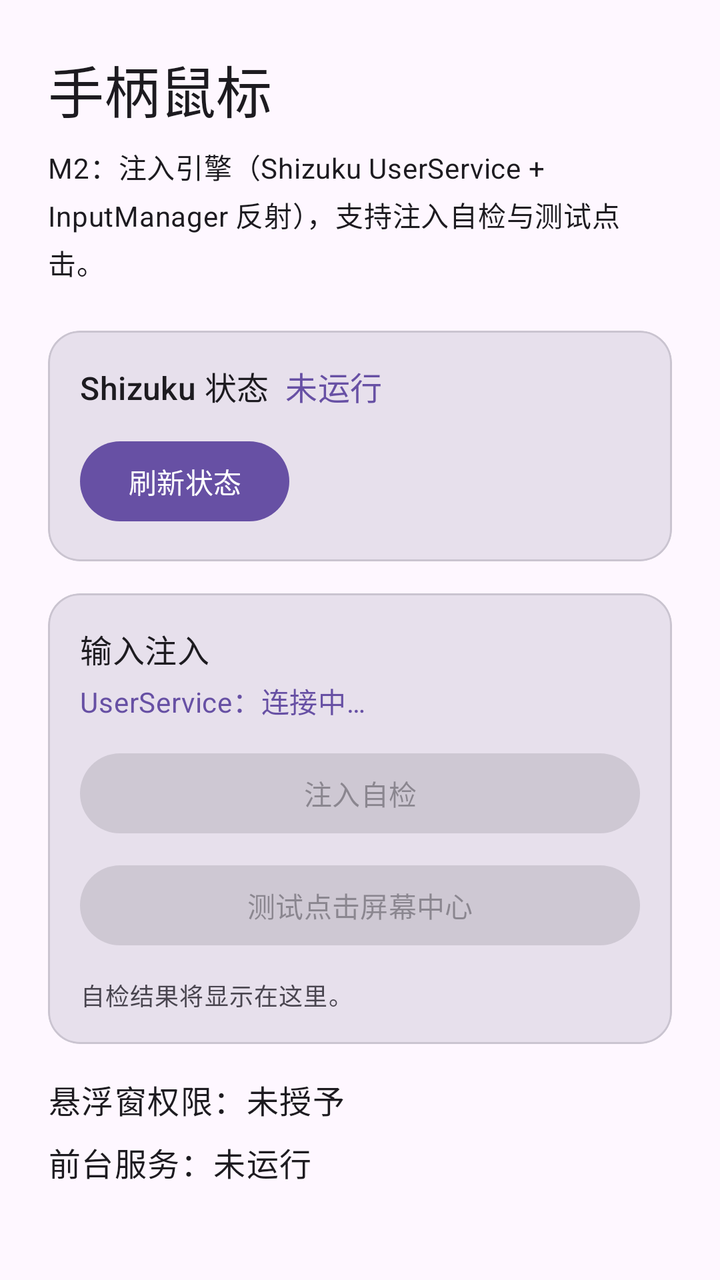
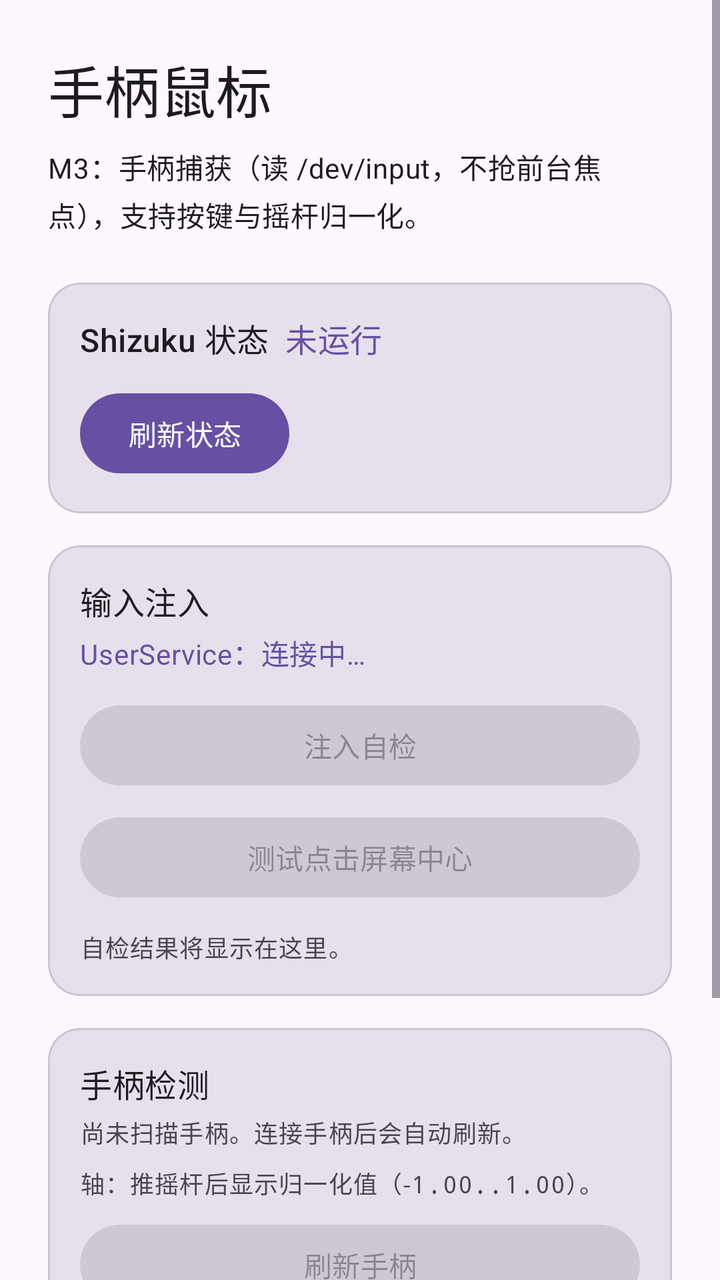

Two renders of the same Android screen: before a commit and after it. Below are the layout's source before the change and the commit's diff.
<!-- AndroidManifest.xml: application theme Theme.PadMouse -->
<!-- res/layout/activity_main.xml -->
<?xml version="1.0" encoding="utf-8"?>
<LinearLayout xmlns:android="http://schemas.android.com/apk/res/android"
    xmlns:app="http://schemas.android.com/apk/res-auto"
    android:layout_width="match_parent"
    android:layout_height="match_parent"
    android:orientation="vertical"
    android:padding="24dp">

    <TextView
        android:layout_width="wrap_content"
        android:layout_height="wrap_content"
        android:text="@string/main_title"
        android:textAppearance="?attr/textAppearanceHeadlineMedium" />

    <TextView
        android:layout_width="wrap_content"
        android:layout_height="wrap_content"
        android:layout_marginTop="8dp"
        android:text="@string/main_placeholder_hint"
        android:textAppearance="?attr/textAppearanceBodyMedium" />

    <com.google.android.material.card.MaterialCardView
        android:layout_width="match_parent"
        android:layout_height="wrap_content"
        android:layout_marginTop="24dp"
        app:cardBackgroundColor="?attr/colorSurfaceVariant"
        app:cardCornerRadius="16dp"
        app:cardElevation="0dp">

        <LinearLayout
            android:layout_width="match_parent"
            android:layout_height="wrap_content"
            android:orientation="vertical"
            android:padding="16dp">

            <LinearLayout
                android:layout_width="match_parent"
                android:layout_height="wrap_content"
                android:gravity="center_vertical"
                android:orientation="horizontal">

                <TextView
                    android:layout_width="wrap_content"
                    android:layout_height="wrap_content"
                    android:text="@string/shizuku_status_label"
                    android:textAppearance="?attr/textAppearanceTitleMedium" />

                <TextView
                    android:id="@+id/shizuku_status_value"
                    android:layout_width="wrap_content"
                    android:layout_height="wrap_content"
                    android:layout_marginStart="8dp"
                    android:text="@string/shizuku_status_not_running"
                    android:textAppearance="?attr/textAppearanceTitleMedium"
                    android:textColor="?attr/colorPrimary" />

            </LinearLayout>

            <TextView
                android:id="@+id/shizuku_hint"
                android:layout_width="match_parent"
                android:layout_height="wrap_content"
                android:layout_marginTop="8dp"
                android:textAppearance="?attr/textAppearanceBodyMedium"
                android:visibility="gone" />

            <LinearLayout
                android:layout_width="match_parent"
                android:layout_height="wrap_content"
                android:layout_marginTop="12dp"
                android:orientation="horizontal">

                <Button
                    android:id="@+id/button_refresh_shizuku"
                    android:layout_width="wrap_content"
                    android:layout_height="wrap_content"
                    android:text="@string/shizuku_action_refresh" />

                <Button
                    android:id="@+id/button_request_shizuku"
                    android:layout_width="wrap_content"
                    android:layout_height="wrap_content"
                    android:layout_marginStart="8dp"
                    android:text="@string/shizuku_action_request"
                    android:visibility="gone" />

                <Button
                    android:id="@+id/button_install_shizuku"
                    android:layout_width="wrap_content"
                    android:layout_height="wrap_content"
                    android:layout_marginStart="8dp"
                    android:text="@string/shizuku_action_install"
                    android:visibility="gone" />

            </LinearLayout>

        </LinearLayout>

    </com.google.android.material.card.MaterialCardView>

    <com.google.android.material.card.MaterialCardView
        android:layout_width="match_parent"
        android:layout_height="wrap_content"
        android:layout_marginTop="16dp"
        app:cardBackgroundColor="?attr/colorSurfaceVariant"
        app:cardCornerRadius="16dp"
        app:cardElevation="0dp">

        <LinearLayout
            android:layout_width="match_parent"
            android:layout_height="wrap_content"
            android:orientation="vertical"
            android:padding="16dp">

            <TextView
                android:layout_width="wrap_content"
                android:layout_height="wrap_content"
                android:text="@string/inject_card_title"
                android:textAppearance="?attr/textAppearanceTitleMedium" />

            <TextView
                android:id="@+id/inject_service_status"
                android:layout_width="match_parent"
                android:layout_height="wrap_content"
                android:layout_marginTop="4dp"
                android:text="@string/inject_service_status_connecting"
                android:textAppearance="?attr/textAppearanceBodyMedium"
                android:textColor="?attr/colorPrimary" />

            <Button
                android:id="@+id/button_self_test"
                android:layout_width="match_parent"
                android:layout_height="wrap_content"
                android:layout_marginTop="12dp"
                android:enabled="false"
                android:text="@string/inject_action_self_test" />

            <Button
                android:id="@+id/button_test_tap"
                android:layout_width="match_parent"
                android:layout_height="wrap_content"
                android:layout_marginTop="8dp"
                android:enabled="false"
                android:text="@string/inject_action_test_tap" />

            <TextView
                android:id="@+id/inject_result"
                android:layout_width="match_parent"
                android:layout_height="wrap_content"
                android:layout_marginTop="12dp"
                android:fontFamily="monospace"
                android:text="@string/inject_result_idle"
                android:textAppearance="?attr/textAppearanceBodySmall"
                android:textIsSelectable="true" />

        </LinearLayout>

    </com.google.android.material.card.MaterialCardView>

    <TextView
        android:layout_width="match_parent"
        android:layout_height="wrap_content"
        android:layout_marginTop="16dp"
        android:text="@string/status_overlay"
        android:textAppearance="?attr/textAppearanceBodyLarge" />

    <TextView
        android:layout_width="match_parent"
        android:layout_height="wrap_content"
        android:layout_marginTop="8dp"
        android:text="@string/status_service"
        android:textAppearance="?attr/textAppearanceBodyLarge" />

</LinearLayout>
<!-- resources referenced by this layout -->
<resources>
  <string name="inject_action_self_test">注入自检</string>
  <string name="inject_action_test_tap">测试点击屏幕中心</string>
  <string name="inject_card_title">输入注入</string>
  <string name="inject_result_idle">自检结果将显示在这里。</string>
  <string name="inject_service_status_connecting">UserService：连接中…</string>
  <string name="main_placeholder_hint">M2：注入引擎（Shizuku UserService + InputManager 反射），支持注入自检与测试点击。</string>
  <string name="main_title">手柄鼠标</string>
  <string name="shizuku_action_install">去安装 Shizuku</string>
  <string name="shizuku_action_refresh">刷新状态</string>
  <string name="shizuku_action_request">申请授权</string>
  <string name="shizuku_status_label">Shizuku 状态</string>
  <string name="shizuku_status_not_running">未运行</string>
  <string name="status_overlay">悬浮窗权限：未授予</string>
  <string name="status_service">前台服务：未运行</string>
  <style name="Theme.PadMouse" parent="Theme.Material3.DayNight.NoActionBar" />
</resources>

<!-- the commit's change to res/layout/activity_main.xml (unified diff, before → after) -->
@@ -1,174 +1,249 @@
 <?xml version="1.0" encoding="utf-8"?>
-<LinearLayout xmlns:android="http://schemas.android.com/apk/res/android"
+<ScrollView xmlns:android="http://schemas.android.com/apk/res/android"
     xmlns:app="http://schemas.android.com/apk/res-auto"
     android:layout_width="match_parent"
     android:layout_height="match_parent"
-    android:orientation="vertical"
-    android:padding="24dp">
-
-    <TextView
-        android:layout_width="wrap_content"
-        android:layout_height="wrap_content"
-        android:text="@string/main_title"
-        android:textAppearance="?attr/textAppearanceHeadlineMedium" />
-
-    <TextView
-        android:layout_width="wrap_content"
-        android:layout_height="wrap_content"
-        android:layout_marginTop="8dp"
-        android:text="@string/main_placeholder_hint"
-        android:textAppearance="?attr/textAppearanceBodyMedium" />
-
-    <com.google.android.material.card.MaterialCardView
+    android:fillViewport="true">
+
+    <LinearLayout
         android:layout_width="match_parent"
         android:layout_height="wrap_content"
-        android:layout_marginTop="24dp"
-        app:cardBackgroundColor="?attr/colorSurfaceVariant"
-        app:cardCornerRadius="16dp"
-        app:cardElevation="0dp">
-
-        <LinearLayout
-            android:layout_width="match_parent"
-            android:layout_height="wrap_content"
-            android:orientation="vertical"
-            android:padding="16dp">
+        android:orientation="vertical"
+        android:padding="24dp">
+
+        <TextView
+            android:layout_width="wrap_content"
+            android:layout_height="wrap_content"
+            android:text="@string/main_title"
+            android:textAppearance="?attr/textAppearanceHeadlineMedium" />
+
+        <TextView
+            android:layout_width="wrap_content"
+            android:layout_height="wrap_content"
+            android:layout_marginTop="8dp"
+            android:text="@string/main_placeholder_hint"
+            android:textAppearance="?attr/textAppearanceBodyMedium" />
+
+        <com.google.android.material.card.MaterialCardView
+            android:layout_width="match_parent"
+            android:layout_height="wrap_content"
+            android:layout_marginTop="24dp"
+            app:cardBackgroundColor="?attr/colorSurfaceVariant"
+            app:cardCornerRadius="16dp"
+            app:cardElevation="0dp">
 
             <LinearLayout
                 android:layout_width="match_parent"
                 android:layout_height="wrap_content"
-                android:gravity="center_vertical"
-                android:orientation="horizontal">
-
-                <TextView
-                    android:layout_width="wrap_content"
-                    android:layout_height="wrap_content"
-                    android:text="@string/shizuku_status_label"
-                    android:textAppearance="?attr/textAppearanceTitleMedium" />
-
-                <TextView
-                    android:id="@+id/shizuku_status_value"
-                    android:layout_width="wrap_content"
-                    android:layout_height="wrap_content"
-                    android:layout_marginStart="8dp"
-                    android:text="@string/shizuku_status_not_running"
-                    android:textAppearance="?attr/textAppearanceTitleMedium"
-                    android:textColor="?attr/colorPrimary" />
+                android:orientation="vertical"
+                android:padding="16dp">
+
+                <LinearLayout
+                    android:layout_width="match_parent"
+                    android:layout_height="wrap_content"
+                    android:gravity="center_vertical"
+                    android:orientation="horizontal">
+
+                    <TextView
+                        android:layout_width="wrap_content"
+                        android:layout_height="wrap_content"
+                        android:text="@string/shizuku_status_label"
+                        android:textAppearance="?attr/textAppearanceTitleMedium" />
+
+                    <TextView
+                        android:id="@+id/shizuku_status_value"
+                        android:layout_width="wrap_content"
+                        android:layout_height="wrap_content"
+                        android:layout_marginStart="8dp"
+                        android:text="@string/shizuku_status_not_running"
+                        android:textAppearance="?attr/textAppearanceTitleMedium"
+                        android:textColor="?attr/colorPrimary" />
+
+                </LinearLayout>
+
+                <TextView
+                    android:id="@+id/shizuku_hint"
+                    android:layout_width="match_parent"
+                    android:layout_height="wrap_content"
+                    android:layout_marginTop="8dp"
+                    android:textAppearance="?attr/textAppearanceBodyMedium"
+                    android:visibility="gone" />
+
+                <LinearLayout
+                    android:layout_width="match_parent"
+                    android:layout_height="wrap_content"
+                    android:layout_marginTop="12dp"
+                    android:orientation="horizontal">
+
+                    <Button
+                        android:id="@+id/button_refresh_shizuku"
+                        android:layout_width="wrap_content"
+                        android:layout_height="wrap_content"
+                        android:text="@string/shizuku_action_refresh" />
+
+                    <Button
+                        android:id="@+id/button_request_shizuku"
+                        android:layout_width="wrap_content"
+                        android:layout_height="wrap_content"
+                        android:layout_marginStart="8dp"
+                        android:text="@string/shizuku_action_request"
+                        android:visibility="gone" />
+
+                    <Button
+                        android:id="@+id/button_install_shizuku"
+                        android:layout_width="wrap_content"
+                        android:layout_height="wrap_content"
+                        android:layout_marginStart="8dp"
+                        android:text="@string/shizuku_action_install"
+                        android:visibility="gone" />
+
+                </LinearLayout>
 
             </LinearLayout>
 
-            <TextView
-                android:id="@+id/shizuku_hint"
-                android:layout_width="match_parent"
-                android:layout_height="wrap_content"
-                android:layout_marginTop="8dp"
-                android:textAppearance="?attr/textAppearanceBodyMedium"
-                android:visibility="gone" />
+        </com.google.android.material.card.MaterialCardView>
+
+        <com.google.android.material.card.MaterialCardView
+            android:layout_width="match_parent"
+            android:layout_height="wrap_content"
+            android:layout_marginTop="16dp"
+            app:cardBackgroundColor="?attr/colorSurfaceVariant"
+            app:cardCornerRadius="16dp"
+            app:cardElevation="0dp">
 
             <LinearLayout
                 android:layout_width="match_parent"
                 android:layout_height="wrap_content"
-                android:layout_marginTop="12dp"
-                android:orientation="horizontal">
+                android:orientation="vertical"
+                android:padding="16dp">
+
+                <TextView
+                    android:layout_width="wrap_content"
+                    android:layout_height="wrap_content"
+                    android:text="@string/inject_card_title"
+                    android:textAppearance="?attr/textAppearanceTitleMedium" />
+
+                <TextView
+                    android:id="@+id/inject_service_status"
+                    android:layout_width="match_parent"
+                    android:layout_height="wrap_content"
+                    android:layout_marginTop="4dp"
+                    android:text="@string/inject_service_status_connecting"
+                    android:textAppearance="?attr/textAppearanceBodyMedium"
+                    android:textColor="?attr/colorPrimary" />
 
                 <Button
-                    android:id="@+id/button_refresh_shizuku"
-                    android:layout_width="wrap_content"
-                    android:layout_height="wrap_content"
-                    android:text="@string/shizuku_action_refresh" />
+                    android:id="@+id/button_self_test"
+                    android:layout_width="match_parent"
+                    android:layout_height="wrap_content"
+                    android:layout_marginTop="12dp"
+                    android:enabled="false"
+                    android:text="@string/inject_action_self_test" />
 
                 <Button
-                    android:id="@+id/button_request_shizuku"
-                    android:layout_width="wrap_content"
-                    android:layout_height="wrap_content"
-                    android:layout_marginStart="8dp"
-                    android:text="@string/shizuku_action_request"
-                    android:visibility="gone" />
-
-                <Button
-                    android:id="@+id/button_install_shizuku"
-                    android:layout_width="wrap_content"
-                    android:layout_height="wrap_content"
-                    android:layout_marginStart="8dp"
-                    android:text="@string/shizuku_action_install"
-                    android:visibility="gone" />
+                    android:id="@+id/button_test_tap"
+                    android:layout_width="match_parent"
+                    android:layout_height="wrap_content"
+                    android:layout_marginTop="8dp"
+                    android:enabled="false"
+                    android:text="@string/inject_action_test_tap" />
+
+                <TextView
+                    android:id="@+id/inject_result"
+                    android:layout_width="match_parent"
+                    android:layout_height="wrap_content"
+                    android:layout_marginTop="12dp"
+                    android:fontFamily="monospace"
+                    android:text="@string/inject_result_idle"
+                    android:textAppearance="?attr/textAppearanceBodySmall"
+                    android:textIsSelectable="true" />
 
             </LinearLayout>
 
-        </LinearLayout>
-
-    </com.google.android.material.card.MaterialCardView>
-
-    <com.google.android.material.card.MaterialCardView
-        android:layout_width="match_parent"
-        android:layout_height="wrap_content"
-        android:layout_marginTop="16dp"
-        app:cardBackgroundColor="?attr/colorSurfaceVariant"
-        app:cardCornerRadius="16dp"
-        app:cardElevation="0dp">
-
-        <LinearLayout
-            android:layout_width="match_parent"
-            android:layout_height="wrap_content"
-            android:orientation="vertical"
-            android:padding="16dp">
-
-            <TextView
-                android:layout_width="wrap_content"
-                android:layout_height="wrap_content"
-                android:text="@string/inject_card_title"
-                android:textAppearance="?attr/textAppearanceTitleMedium" />
-
-            <TextView
-                android:id="@+id/inject_service_status"
+        </com.google.android.material.card.MaterialCardView>
+
+        <com.google.android.material.card.MaterialCardView
+            android:layout_width="match_parent"
+            android:layout_height="wrap_content"
+            android:layout_marginTop="16dp"
+            app:cardBackgroundColor="?attr/colorSurfaceVariant"
+            app:cardCornerRadius="16dp"
+            app:cardElevation="0dp">
+
+            <LinearLayout
                 android:layout_width="match_parent"
                 android:layout_height="wrap_content"
-                android:layout_marginTop="4dp"
-                android:text="@string/inject_service_status_connecting"
-                android:textAppearance="?attr/textAppearanceBodyMedium"
-                android:textColor="?attr/colorPrimary" />
-
-            <Button
-                android:id="@+id/button_self_test"
-                android:layout_width="match_parent"
-                android:layout_height="wrap_content"
-                android:layout_marginTop="12dp"
-                android:enabled="false"
-                android:text="@string/inject_action_self_test" />
-
-            <Button
-                android:id="@+id/button_test_tap"
-                android:layout_width="match_parent"
-                android:layout_height="wrap_content"
-                android:layout_marginTop="8dp"
-                android:enabled="false"
-                android:text="@string/inject_action_test_tap" />
-
-            <TextView
-                android:id="@+id/inject_result"
-                android:layout_width="match_parent"
-                android:layout_height="wrap_content"
-                android:layout_marginTop="12dp"
-                android:fontFamily="monospace"
-                android:text="@string/inject_result_idle"
-                android:textAppearance="?attr/textAppearanceBodySmall"
-                android:textIsSelectable="true" />
-
-        </LinearLayout>
-
-    </com.google.android.material.card.MaterialCardView>
-
-    <TextView
-        android:layout_width="match_parent"
-        android:layout_height="wrap_content"
-        android:layout_marginTop="16dp"
-        android:text="@string/status_overlay"
-        android:textAppearance="?attr/textAppearanceBodyLarge" />
-
-    <TextView
-        android:layout_width="match_parent"
-        android:layout_height="wrap_content"
-        android:layout_marginTop="8dp"
-        android:text="@string/status_service"
-        android:textAppearance="?attr/textAppearanceBodyLarge" />
-
-</LinearLayout>
+                android:orientation="vertical"
+                android:padding="16dp">
+
+                <TextView
+                    android:layout_width="wrap_content"
+                    android:layout_height="wrap_content"
+                    android:text="@string/gamepad_card_title"
+                    android:textAppearance="?attr/textAppearanceTitleMedium" />
+
+                <TextView
+                    android:id="@+id/gamepad_summary"
+                    android:layout_width="match_parent"
+                    android:layout_height="wrap_content"
+                    android:layout_marginTop="4dp"
+                    android:fontFamily="monospace"
+                    android:text="@string/gamepad_summary_idle"
+                    android:textAppearance="?attr/textAppearanceBodySmall"
+                    android:textIsSelectable="true" />
+
+                <TextView
+                    android:id="@+id/gamepad_axes"
+                    android:layout_width="match_parent"
+                    android:layout_height="wrap_content"
+                    android:layout_marginTop="8dp"
+                    android:fontFamily="monospace"
+                    android:text="@string/gamepad_axes_idle"
+                    android:textAppearance="?attr/textAppearanceBodySmall" />
+
+                <Button
+                    android:id="@+id/button_refresh_gamepad"
+                    android:layout_width="match_parent"
+                    android:layout_height="wrap_content"
+                    android:layout_marginTop="8dp"
+                    android:enabled="false"
+                    android:text="@string/gamepad_action_refresh" />
+
+                <TextView
+                    android:layout_width="match_parent"
+                    android:layout_height="wrap_content"
+                    android:layout_marginTop="12dp"
+                    android:text="@string/gamepad_events_title"
+                    android:textAppearance="?attr/textAppearanceTitleSmall" />
+
+                <TextView
+                    android:id="@+id/gamepad_events"
+                    android:layout_width="match_parent"
+                    android:layout_height="wrap_content"
+                    android:layout_marginTop="4dp"
+                    android:fontFamily="monospace"
+                    android:text="@string/gamepad_events_idle"
+                    android:textAppearance="?attr/textAppearanceBodySmall"
+                    android:textIsSelectable="true" />
+
+            </LinearLayout>
+
+        </com.google.android.material.card.MaterialCardView>
+
+        <TextView
+            android:layout_width="match_parent"
+            android:layout_height="wrap_content"
+            android:layout_marginTop="16dp"
+            android:text="@string/status_overlay"
+            android:textAppearance="?attr/textAppearanceBodyLarge" />
+
+        <TextView
+            android:layout_width="match_parent"
+            android:layout_height="wrap_content"
+            android:layout_marginTop="8dp"
+            android:text="@string/status_service"
+            android:textAppearance="?attr/textAppearanceBodyLarge" />
+
+    </LinearLayout>
+
+</ScrollView>
<!-- resource entries referenced after the edit -->
@@ -1,11 +1,17 @@
 <!-- resources referenced by this layout -->
 <resources>
+  <string name="gamepad_action_refresh">刷新手柄</string>
+  <string name="gamepad_axes_idle">轴：推摇杆后显示归一化值（-1.00..1.00）。</string>
+  <string name="gamepad_card_title">手柄检测</string>
+  <string name="gamepad_events_idle">按键事件将显示在这里。</string>
+  <string name="gamepad_events_title">最近按键事件（最多 10 条）</string>
+  <string name="gamepad_summary_idle">尚未扫描手柄。连接手柄后会自动刷新。</string>
   <string name="inject_action_self_test">注入自检</string>
   <string name="inject_action_test_tap">测试点击屏幕中心</string>
   <string name="inject_card_title">输入注入</string>
   <string name="inject_result_idle">自检结果将显示在这里。</string>
   <string name="inject_service_status_connecting">UserService：连接中…</string>
-  <string name="main_placeholder_hint">M2：注入引擎（Shizuku UserService + InputManager 反射），支持注入自检与测试点击。</string>
+  <string name="main_placeholder_hint">M3：手柄捕获（读 /dev/input，不抢前台焦点），支持按键与摇杆归一化。</string>
   <string name="main_title">手柄鼠标</string>
   <string name="shizuku_action_install">去安装 Shizuku</string>
   <string name="shizuku_action_refresh">刷新状态</string>
